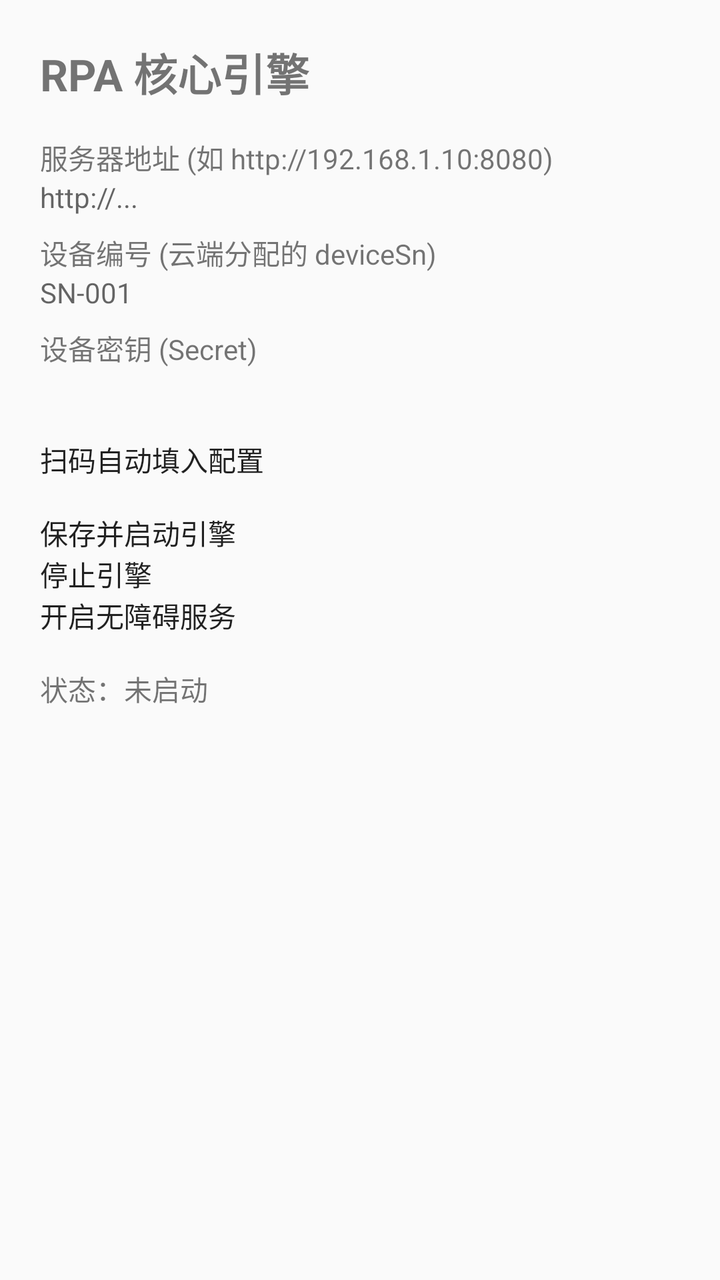
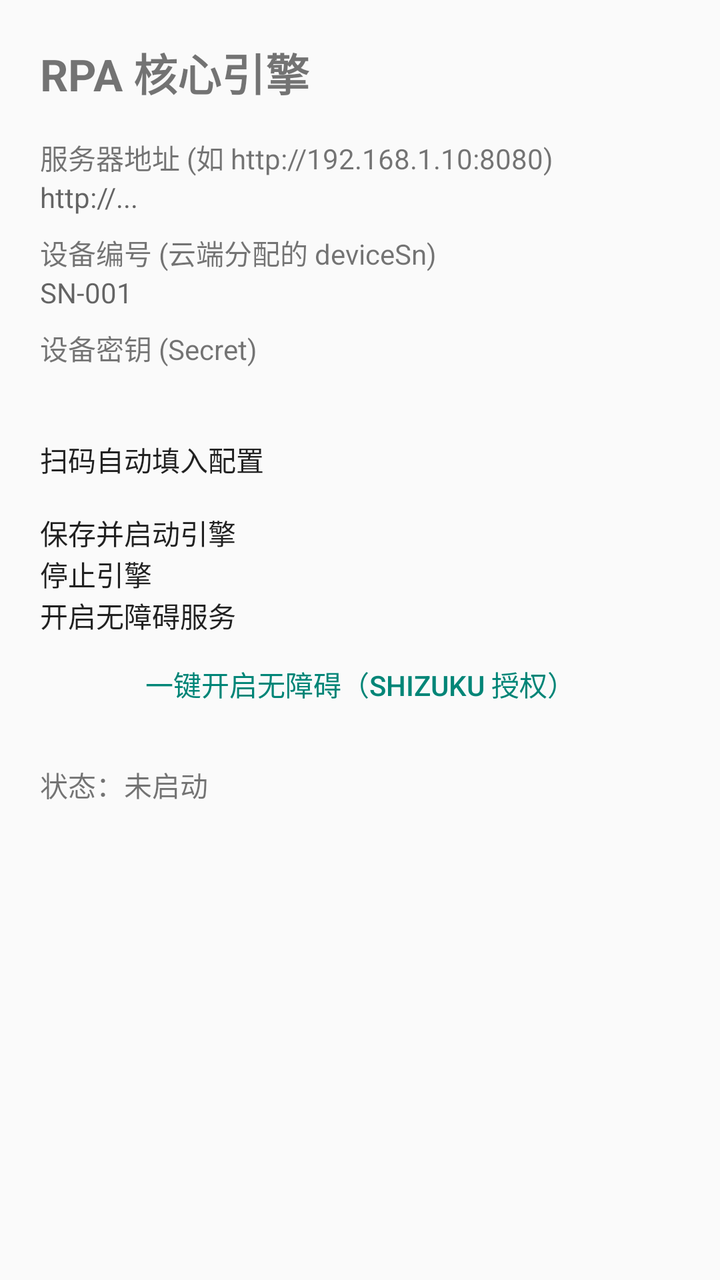

An Android layout rendered at two revisions. The XML below is the earlier revision; the diff shows what the commit changed to produce the second picture.
<!-- AndroidManifest.xml: application theme AppTheme -->
<!-- res/layout/activity_main.xml -->
<?xml version="1.0" encoding="utf-8"?>
<ScrollView xmlns:android="http://schemas.android.com/apk/res/android"
    android:layout_width="match_parent"
    android:layout_height="match_parent"
    android:padding="20dp">

    <LinearLayout
        android:layout_width="match_parent"
        android:layout_height="wrap_content"
        android:orientation="vertical">

        <TextView
            android:layout_width="wrap_content"
            android:layout_height="wrap_content"
            android:text="RPA 核心引擎"
            android:textSize="22sp"
            android:textStyle="bold"
            android:paddingBottom="16dp" />

        <TextView
            android:layout_width="wrap_content"
            android:layout_height="wrap_content"
            android:text="服务器地址 (如 http://192.168.1.10:8080)" />

        <EditText
            android:id="@+id/etServer"
            android:layout_width="match_parent"
            android:layout_height="wrap_content"
            android:hint="http://..." />

        <TextView
            android:layout_width="wrap_content"
            android:layout_height="wrap_content"
            android:paddingTop="8dp"
            android:text="设备编号 (云端分配的 deviceSn)" />

        <EditText
            android:id="@+id/etDeviceSn"
            android:layout_width="match_parent"
            android:layout_height="wrap_content"
            android:hint="SN-001" />

        <TextView
            android:layout_width="wrap_content"
            android:layout_height="wrap_content"
            android:paddingTop="8dp"
            android:text="设备密钥 (Secret)" />

        <EditText
            android:id="@+id/etSecret"
            android:layout_width="match_parent"
            android:layout_height="wrap_content"
            android:inputType="textPassword" />

        <Button
            android:id="@+id/btnScan"
            android:layout_width="match_parent"
            android:layout_height="wrap_content"
            android:layout_marginTop="16dp"
            android:text="扫码自动填入配置" />

        <Button
            android:id="@+id/btnStart"
            android:layout_width="match_parent"
            android:layout_height="wrap_content"
            android:layout_marginTop="16dp"
            android:text="保存并启动引擎" />

        <Button
            android:id="@+id/btnStop"
            android:layout_width="match_parent"
            android:layout_height="wrap_content"
            android:text="停止引擎" />

        <Button
            android:id="@+id/btnAccessibility"
            android:layout_width="match_parent"
            android:layout_height="wrap_content"
            android:text="开启无障碍服务" />

        <TextView
            android:id="@+id/tvStatus"
            android:layout_width="match_parent"
            android:layout_height="wrap_content"
            android:paddingTop="16dp"
            android:text="状态：未启动"
            android:textSize="14sp" />
    </LinearLayout>
</ScrollView>
<!-- resources referenced by this layout -->
<resources>
  <style name="AppTheme" parent="android:Theme.Material.Light.NoActionBar">
          <item name="android:statusBarColor">#1F2937</item>
      </style>
</resources>

<!-- the commit's change to res/layout/activity_main.xml (unified diff, before → after) -->
@@ -78,6 +78,13 @@
             android:layout_height="wrap_content"
             android:text="开启无障碍服务" />
 
+        <Button
+            android:id="@+id/btnShizuku"
+            style="?android:attr/buttonBarButtonStyle"
+            android:layout_width="match_parent"
+            android:layout_height="wrap_content"
+            android:text="一键开启无障碍（Shizuku 授权）" />
+
         <TextView
             android:id="@+id/tvStatus"
             android:layout_width="match_parent"
